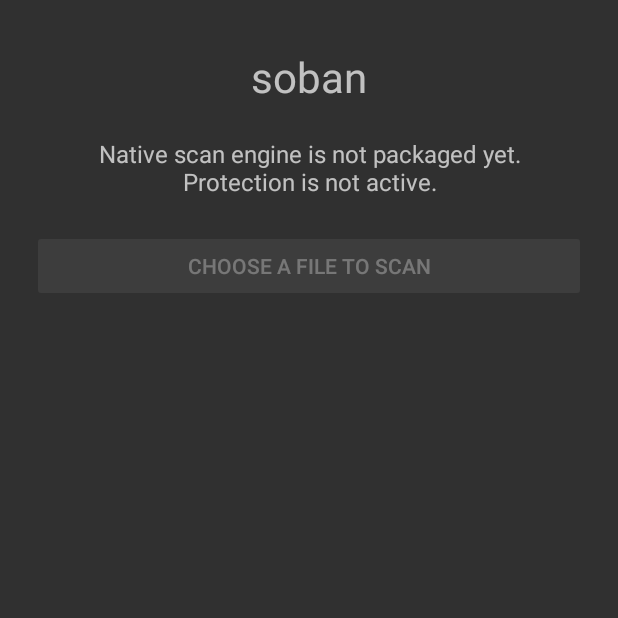
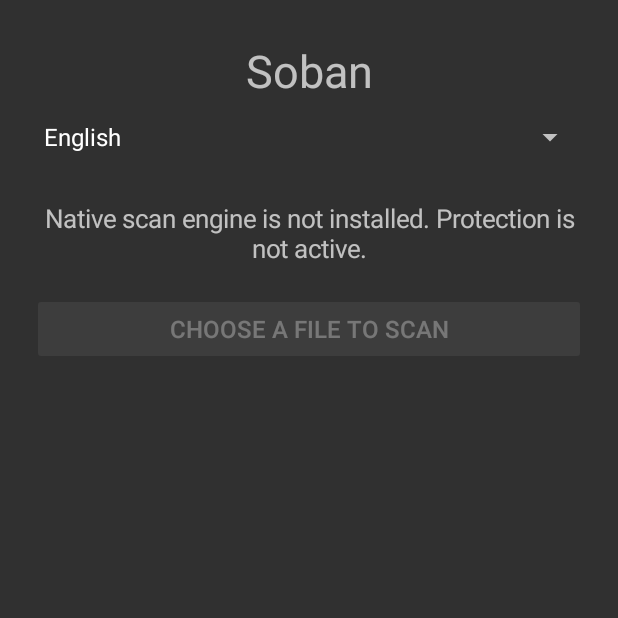
Before and after one commit to lyingtiger88/BDFR_Sentinel, an Android app: the screen it shows after launch (MainActivity), on a phone screen of 412 x 824 dp, the top half of it. Run offline under Robolectric (Android 15) with nearby library versions, the phone set to English and light mode, and no system bars.

Commit message:
feat(android): add multilingual Soban interface and language selector

```diff
--- a/platforms/android/app/src/main/java/com/bdfr/sentinel/MainActivity.kt
+++ b/platforms/android/app/src/main/java/com/bdfr/sentinel/MainActivity.kt
@@ -1,27 +1,45 @@
 package com.bdfr.sentinel
 
 import android.app.Activity
+import android.content.Context
+import android.content.res.Configuration
 import android.net.Uri
 import android.os.Bundle
 import android.view.Gravity
+import android.view.View
 import android.view.ViewGroup
+import android.widget.ArrayAdapter
 import android.widget.Button
 import android.widget.LinearLayout
+import android.widget.Spinner
 import android.widget.TextView
 import androidx.activity.result.contract.ActivityResultContracts
 import java.io.ByteArrayOutputStream
+import java.util.Locale
 
 private const val MAX_SCAN_BYTES = 32 * 1024 * 1024
 
+private data class AppLanguage(val code: String, val label: String)
+
 class MainActivity : Activity() {
     private lateinit var status: TextView
+    private lateinit var scanButton: Button
+    private lateinit var title: TextView
+    private var languageCode = "en"
     private val nativeScanner by lazy { NativeScanner() }
+
+    private val languages = listOf(
+        AppLanguage("en", "English"), AppLanguage("fa", "فارسی"),
+        AppLanguage("bal", "Balochi"), AppLanguage("ckb", "کوردی (سۆرانی)"),
+        AppLanguage("ar", "العربية"), AppLanguage("de", "Deutsch"),
+        AppLanguage("fr", "Français"), AppLanguage("es", "Español")
+    )
 
     private val openDocument = registerForActivityResult(
         ActivityResultContracts.OpenDocument()
     ) { uri ->
         if (uri == null) {
-            status.text = "No file selected"
+            status.text = tr("no_file")
             return@registerForActivityResult
         }
         scanSelectedDocument(uri)
@@ -29,48 +47,104 @@ class MainActivity : Activity() {
 
     override fun onCreate(savedInstanceState: Bundle?) {
         super.onCreate(savedInstanceState)
+        languageCode = getSharedPreferences("soban-ui", Context.MODE_PRIVATE)
+            .getString("language", "en") ?: "en"
+
         val root = LinearLayout(this).apply {
             orientation = LinearLayout.VERTICAL
             gravity = Gravity.CENTER_HORIZONTAL
-            setPadding(32, 48, 32, 32)
+            setPadding(32, 40, 32, 32)
             layoutParams = ViewGroup.LayoutParams(
                 ViewGroup.LayoutParams.MATCH_PARENT,
                 ViewGroup.LayoutParams.MATCH_PARENT
             )
         }
-        val title = TextView(this).apply {
-            text = "soban"
-            textSize = 28f
+
+        title = TextView(this).apply {
+            text = "Soban"
+            textSize = 30f
             gravity = Gravity.CENTER
         }
+        val languagePicker = Spinner(this)
+        languagePicker.adapter = ArrayAdapter(
+            this, android.R.layout.simple_spinner_dropdown_item,
+            languages.map { it.label }
+        )
+        languagePicker.setSelection(languages.indexOfFirst { it.code == languageCode }.coerceAtLeast(0))
+        languagePicker.onItemSelectedListener = object : android.widget.AdapterView.OnItemSelectedListener {
+            override fun onNothingSelected(parent: android.widget.AdapterView<*>?) = Unit
+            override fun onItemSelected(parent: android.widget.AdapterView<*>?, view: View?, position: Int, id: Long) {
+                val selected = languages[position].code
+                if (selected != languageCode) {
+                    languageCode = selected
+                    getSharedPreferences("soban-ui", Context.MODE_PRIVATE).edit()
+                        .putString("language", languageCode).apply()
+                    applyLocaleDirection()
+                    updateLabels()
+                }
+            }
+        }
+
         status = TextView(this).apply {
-            text = if (NativeScanner.isAvailable) {
-                "Ready for user-selected file scans.\nCoverage is limited to files Android grants access to."
-            } else {
-                "Native scan engine is not packaged yet.\nProtection is not active."
-            }
+            textSize = 17f
+            gravity = Gravity.CENTER
+            setPadding(0, 28, 0, 28)
+        }
+        scanButton = Button(this).apply {
             textSize = 16f
-            gravity = Gravity.CENTER
-            setPadding(0, 32, 0, 32)
-        }
-        val scan = Button(this).apply {
-            text = "Choose a file to scan"
+            setPadding(18, 12, 18, 12)
             isEnabled = NativeScanner.isAvailable
             setOnClickListener { openDocument.launch(arrayOf("*/*")) }
         }
+
         root.addView(title)
+        root.addView(languagePicker)
         root.addView(status)
-        root.addView(scan)
+        root.addView(scanButton)
         setContentView(root)
+        applyLocaleDirection()
+        updateLabels()
+    }
+
+    private fun applyLocaleDirection() {
+        val rtl = languageCode in setOf("fa", "ckb", "ar")
+        window.decorView.layoutDirection = if (rtl) View.LAYOUT_DIRECTION_RTL else View.LAYOUT_DIRECTION_LTR
+        val localeTag = when (languageCode) {
+            "bal" -> "bal"
+            "ckb" -> "ckb"
+            else -> languageCode
+        }
+        @Suppress("DEPRECATION")
+        resources.configuration.setLocale(Locale.forLanguageTag(localeTag))
+    }
+
+    private fun tr(key: String): String {
+        val values = mapOf(
+            "en" to mapOf("ready" to "Ready to scan files selected by you. Android limits access to files you grant.", "unavailable" to "Native scan engine is not installed. Protection is not active.", "choose" to "Choose a file to scan", "no_file" to "No file selected", "reading" to "Reading selected file…"),
+            "fa" to mapOf("ready" to "آماده اسکن فایل‌هایی هستیم که شما انتخاب می‌کنید. دسترسی اندروید محدود به فایل‌های مجاز شماست.", "unavailable" to "موتور اسکن نصب نشده است؛ حفاظت فعال نیست.", "choose" to "انتخاب فایل برای اسکن", "no_file" to "فایلی انتخاب نشد", "reading" to "در حال خواندن فایل…"),
+            "bal" to mapOf("ready" to "شما چه فایلے چُنّیت، آںءَ اسکین کنگءَ تیار اِنت. اندروئید فقط اجازت داتگیں فایلانءَ دسترس دنت.", "unavailable" to "اسکینر انجن نصب نہ اِنت؛ حفاظت فعال نہ اِنت.", "choose" to "اسکینءَ فایل چُنّیت", "no_file" to "هیچ فایلے چُنّگ نہ بوت", "reading" to "فایل خوانگءَ اِنت…"),
+            "ckb" to mapOf("ready" to "ئامادەین بۆ پشکنینی ئەو فایلانەی کە خۆت هەڵیان دەبژێریت. دەستگەیشتن تەنها بە فایلە ڕێگەپێدراوەکانە.", "unavailable" to "مۆتۆری پشکنین دانەمەزراوە؛ پاراستن چالاک نییە.", "choose" to "فایلێک بۆ پشکنین هەڵبژێرە", "no_file" to "هیچ فایلێک هەڵنەبژێردرا", "reading" to "فایلەکە دەخوێندرێتەوە…"),
+            "ar" to mapOf("ready" to "جاهز لفحص الملفات التي تختارها. يقتصر وصول أندرويد على الملفات التي تسمح بها.", "unavailable" to "محرك الفحص غير مثبت؛ الحماية غير نشطة.", "choose" to "اختر ملفاً للفحص", "no_file" to "لم يتم اختيار ملف", "reading" to "جارٍ قراءة الملف…"),
+            "de" to mapOf("ready" to "Bereit zum Scannen ausgewählter Dateien. Android beschränkt den Zugriff auf freigegebene Dateien.", "unavailable" to "Scan-Engine nicht installiert. Schutz ist nicht aktiv.", "choose" to "Datei zum Scannen auswählen", "no_file" to "Keine Datei ausgewählt", "reading" to "Datei wird gelesen…"),
+            "fr" to mapOf("ready" to "Prêt à analyser les fichiers que vous sélectionnez. Android limite l’accès aux fichiers autorisés.", "unavailable" to "Moteur d’analyse non installé. Protection inactive.", "choose" to "Choisir un fichier à analyser", "no_file" to "Aucun fichier sélectionné", "reading" to "Lecture du fichier…"),
+            "es" to mapOf("ready" to "Listo para analizar los archivos que selecciones. Android limita el acceso a los archivos autorizados.", "unavailable" to "El motor de análisis no está instalado. Protección inactiva.", "choose" to "Elegir archivo para analizar", "no_file" to "No se seleccionó ningún archivo", "reading" to "Leyendo archivo…")
+        )
+        return values[languageCode]?.get(key) ?: values["en"]!!.getValue(key)
+    }
+
+    private fun updateLabels() {
+        title.text = "Soban"
+        status.text = if (NativeScanner.isAvailable) tr("ready") else tr("unavailable")
+        scanButton.text = tr("choose")
+        scanButton.isEnabled = NativeScanner.isAvailable
     }
 
     private fun scanSelectedDocument(uri: Uri) {
         if (!NativeScanner.isAvailable) {
-            status.text = "Native scan engine is not installed. No clean verdict can be produced."
+            status.text = tr("unavailable")
             return
         }
-
-        status.text = "Reading selected file…"
+        status.text = tr("reading")
         Thread {
             val result = try {
                 val bytes = readBounded(uri)
@@ -79,9 +153,7 @@ class MainActivity : Activity() {
             } catch (error: Exception) {
                 "Scan unavailable: " + (error.message ?: "File could not be read")
             }
-            runOnUiThread {
-                status.text = result
-            }
+            runOnUiThread { status.text = result }
         }.start()
     }
 
```
